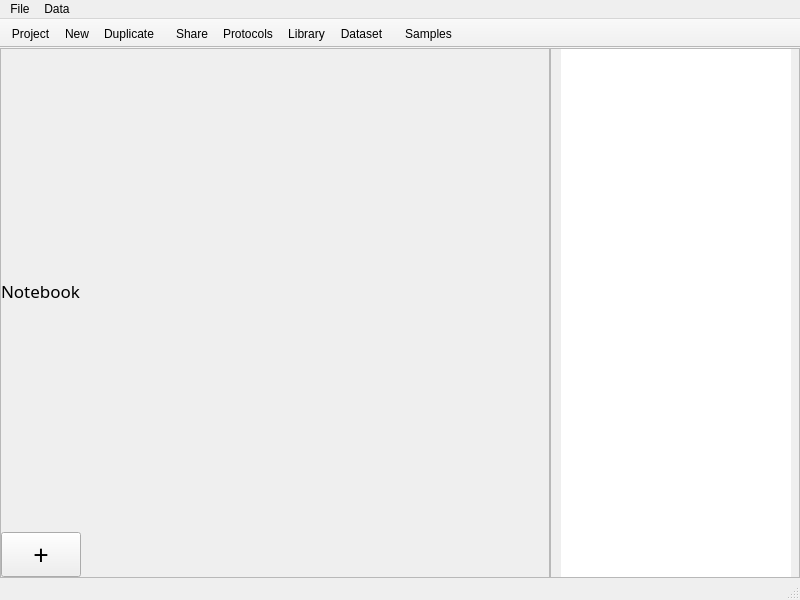
Old version of the form LabNote/ui/qt_ui/mainwindow.ui in the repository drs/LabNote.
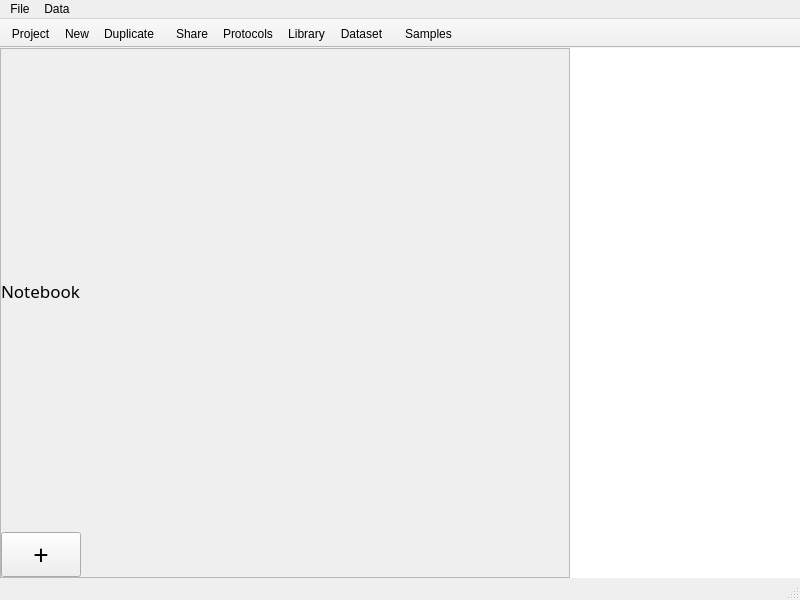
New version of the form.

What changed in the file:
```diff
--- a/LabNote/ui/qt_ui/mainwindow.ui
+++ b/LabNote/ui/qt_ui/mainwindow.ui
@@ -20,7 +20,7 @@
    <string>MainWindow</string>
   </property>
   <widget class="QWidget" name="central_widget">
-   <layout class="QHBoxLayout" name="horizontalLayout">
+   <layout class="QHBoxLayout" name="horizontalLayout_2" stretch="1,1,10">
     <property name="spacing">
      <number>0</number>
     </property>
@@ -171,42 +171,6 @@
      </widget>
     </item>
     <item>
-     <widget class="QFrame" name="entry_frame">
-      <property name="minimumSize">
-       <size>
-        <width>250</width>
-        <height>0</height>
-       </size>
-      </property>
-      <property name="maximumSize">
-       <size>
-        <width>250</width>
-        <height>16777215</height>
-       </size>
-      </property>
-      <property name="frameShape">
-       <enum>QFrame::StyledPanel</enum>
-      </property>
-      <property name="frameShadow">
-       <enum>QFrame::Raised</enum>
-      </property>
-      <layout class="QHBoxLayout" name="horizontalLayout_2">
-       <property name="spacing">
-        <number>0</number>
-       </property>
-       <property name="leftMargin">
-        <number>10</number>
-       </property>
-       <property name="topMargin">
-        <number>0</number>
-       </property>
-       <property name="rightMargin">
-        <number>10</number>
-       </property>
-       <property name="bottomMargin">
-        <number>0</number>
-       </property>
-       <item>
         <widget class="QListWidget" name="lst_entry">
          <property name="minimumSize">
           <size>
@@ -234,8 +198,8 @@
          </property>
         </widget>
        </item>
-      </layout>
-     </widget>
+    <item>
+     <layout class="QHBoxLayout" name="layout_experiment"/>
     </item>
    </layout>
   </widget>
```
Left out of the diff: 45 changed lines with no effect on the pictures. Lines whose indentation alone changed are shown as unchanged.
